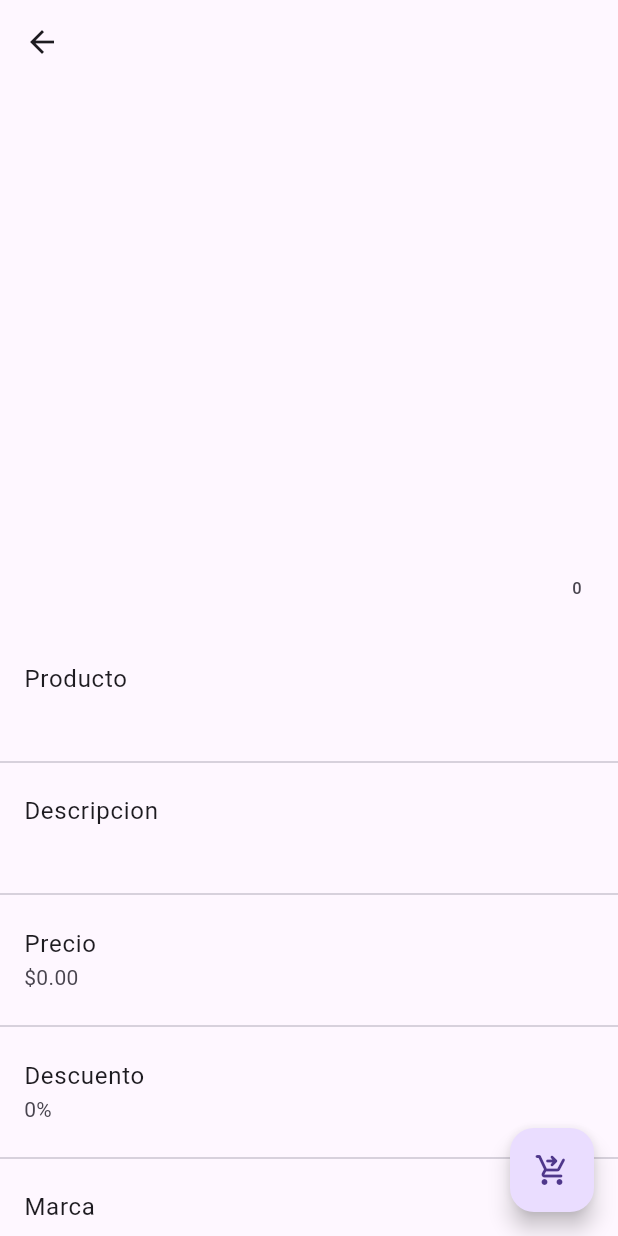
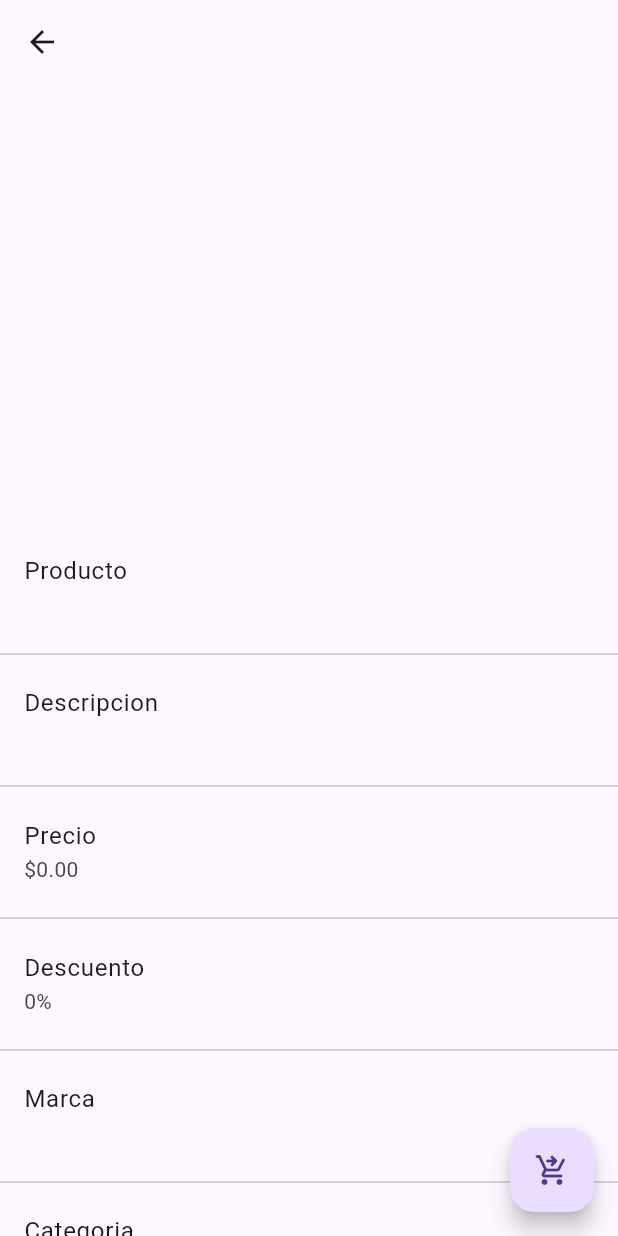
Before and after one commit to ramirezsebas/products_app, a Flutter app: the ProductScreen screen opened directly with empty values, on a phone screen of 412 x 824 dp. Run offline on Flutter 3.47's test engine with Material 3 defaults, Android fonts, the light colour scheme and no system bars; our stand-ins replace dio, equatable, flutter_riverpod, flutter_slidable, go_router, riverpod_annotation; generated files the repository leaves out were written again; network calls fail.

Commit message:
Delete list tile from image section

```diff
--- a/lib/app/widgets/product_view_section.dart
+++ b/lib/app/widgets/product_view_section.dart
@@ -50,11 +50,6 @@ class ProductViewSection extends StatelessWidget {
             autoplay: true,
           ),
         ),
-        ListTile(
-          title: Text(productModel.title),
-          subtitle: Text(productModel.description),
-          trailing: Text(productModel.price.toString()),
-        ),
       ],
     );
   }
```
